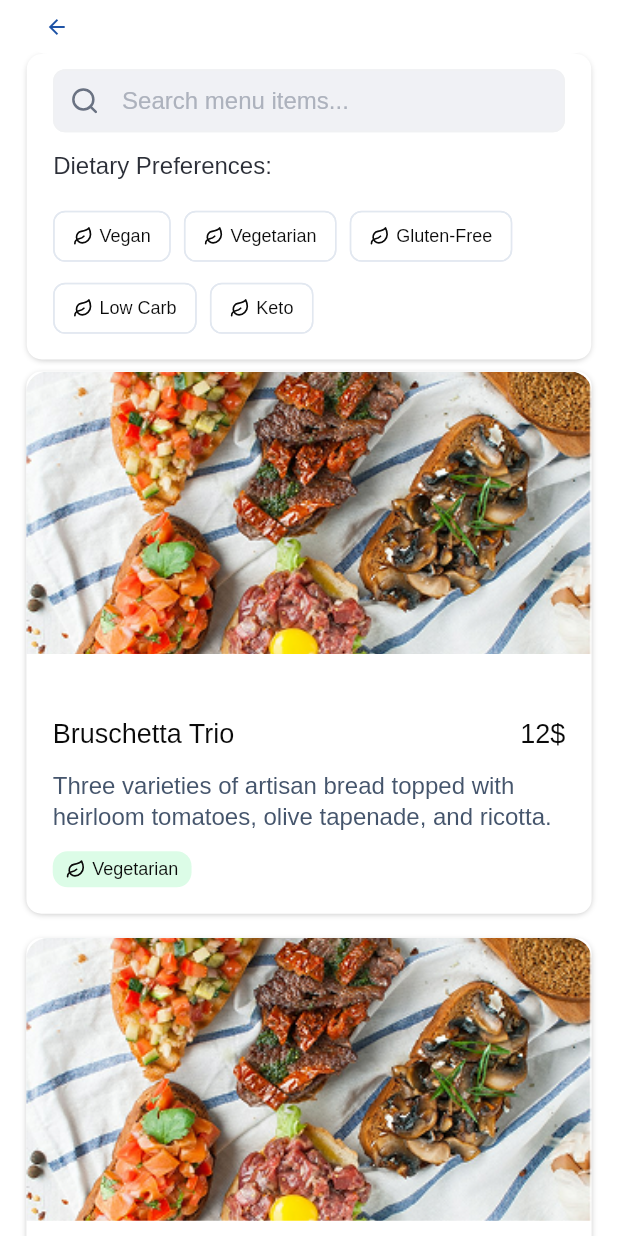
After one commit to llill-dev/lawaen-mobile-app, a Flutter app: the MuneScreen screen opened by its route, on a phone screen of 412 x 824 dp. The commit adds this screen. Run offline on Flutter 3.47's test engine with Material 3 defaults, Android fonts, the phone set to English and light mode, and no system bars; our stand-ins replace auto_route, auto_size_text, cached_network_image, connectivity_plus, dio, easy_localization and 16 more; accounts and stored records are empty; generated files the repository leaves out were written again; project files that could hold a hidden picture were left out.

Commit message:
worked on mune screen

```diff
--- a/lib/app/core/widgets/primary_back_button.dart
+++ b/lib/app/core/widgets/primary_back_button.dart
@@ -6,7 +6,8 @@ import '../../resources/color_manager.dart';
 class PrimaryBackButton extends StatelessWidget {
   final bool withShadow;
   final double? width;
-  const PrimaryBackButton({super.key, this.withShadow = false, this.width});
+  final bool iconOnlay;
+  const PrimaryBackButton({super.key, this.withShadow = false, this.width, this.iconOnlay = false});
 
   @override
   Widget build(BuildContext context) {
@@ -32,8 +33,10 @@ class PrimaryBackButton extends StatelessWidget {
         child: Row(
           children: [
             Icon(Icons.arrow_back, color: ColorManager.primary, size: 16),
-            SizedBox(width: 4),
-            Text('back', style: Theme.of(context).textTheme.headlineSmall?.copyWith(color: ColorManager.primary)),
+            if (!iconOnlay) ...[
+              SizedBox(width: 4),
+              Text('back', style: Theme.of(context).textTheme.headlineSmall?.copyWith(color: ColorManager.primary)),
+            ],
           ],
         ),
       ),
--- a/lib/app/resources/assets_manager.dart
+++ b/lib/app/resources/assets_manager.dart
@@ -12,6 +12,7 @@ class ImageManager {
   static const String cat = "${imagePath}cat.png";
   static const String catItem = "${imagePath}cat_item.png";
   static const String itmePhoto = "${imagePath}item_photo.png";
+  static const String mune = "${imagePath}mune_card.png";
 }
 
 class IconManager {
@@ -39,6 +40,7 @@ class IconManager {
   static const String clock = "${iconPath}clock.svg";
   static const String trach = "${iconPath}trach.svg";
   static const String filter = "${iconPath}filter.svg";
+  static const String mune = "${iconPath}mune.svg";
 }
 
 class JsonManager {
--- a/lib/app/resources/color_manager.dart
+++ b/lib/app/resources/color_manager.dart
@@ -10,6 +10,7 @@ abstract class ColorManager {
   static const lightGrey = Color(0xFFECEEF2);
   static const orange = Color(0xFFFB9400);
   static const green = Color(0xff7BBF33);
+  static const muneGreen = Color(0xffDCFCE7);
   static const red = Color(0xffE7000B);
   static const borderColor = Color(0xffE2E8F0);
   static const notificationBorderColor = Color(0xffBEDBFF);
--- a/lib/app/routes/router.dart
+++ b/lib/app/routes/router.dart
@@ -17,5 +17,6 @@ class AppRouter extends RootStackRouter {
     AutoRoute(page: CategoryRoute.page),
     AutoRoute(page: CategoryDetailsRoute.page),
     AutoRoute(page: CategoryItemDetialsRoute.page),
+    AutoRoute(page: MenuRoute.page),
   ];
 }
--- /dev/null
+++ b/lib/features/home/presentation/views/mune_screen.dart
@@ -0,0 +1,64 @@
+import 'package:auto_route/annotations.dart';
+import 'package:flutter/material.dart';
+import 'package:flutter_screenutil/flutter_screenutil.dart';
+import 'package:lawaen/app/core/widgets/primary_back_button.dart';
+import 'package:lawaen/app/extensions.dart';
+import 'package:lawaen/app/resources/assets_manager.dart';
+import '../../../../app/resources/color_manager.dart';
+import 'widgets/mune/mune_header.dart';
+import 'widgets/mune/mune_item.dart';
+import 'widgets/mune/opening_closing_time.dart';
+
+@RoutePage()
+class MuneScreen extends StatelessWidget {
+  const MuneScreen({super.key});
+
+  @override
+  Widget build(BuildContext context) {
+    final List<MuneItemModel> menuItems = [
+      MuneItemModel(
+        title: "Bruschetta Trio",
+        price: "12\$",
+        description: "Three varieties of artisan bread topped with heirloom tomatoes, olive tapenade, and ricotta.",
+        tag: "Vegetarian",
+        tagColor: ColorManager.muneGreen,
+        image: ImageManager.mune,
+      ),
+      MuneItemModel(
+        title: "Keto Chicken Bowl",
+        price: "18\$",
+        description: "Grilled chicken served with avocado, cauliflower rice, and olive oil dressing.",
+        tag: "Keto",
+        tagColor: ColorManager.muneGreen,
+        image: ImageManager.mune,
+      ),
+      MuneItemModel(
+        title: "Vegan Delight",
+        price: "15\$",
+        description: "A fresh mix of quinoa, chickpeas, and roasted veggies with tahini sauce.",
+        tag: "Vegan",
+        tagColor: ColorManager.muneGreen,
+        image: ImageManager.mune,
+      ),
+    ];
+
+    return Scaffold(
+      body: SafeArea(
+        child: CustomScrollView(
+          clipBehavior: Clip.none,
+          slivers: [
+            SliverToBoxAdapter(child: PrimaryBackButton(iconOnlay: true).horizontalPadding(padding: 16.w)),
+            const MenuHeader(),
+            SliverList(
+              delegate: SliverChildBuilderDelegate(
+                (context, index) => MuneItme(item: menuItems[index]),
+                childCount: menuItems.length,
+              ),
+            ),
+            const OpeningClosingTime(),
+          ],
+        ),
+      ),
+    );
+  }
+}
--- /dev/null
+++ b/lib/features/home/presentation/views/widgets/mune/mune_item.dart
@@ -0,0 +1,99 @@
+import 'package:flutter/material.dart';
+import 'package:flutter_screenutil/flutter_screenutil.dart';
+import 'package:flutter_svg/flutter_svg.dart';
+import 'package:lawaen/app/resources/assets_manager.dart';
+import 'package:lawaen/app/resources/color_manager.dart';
+
+class MuneItemModel {
+  final String title;
+  final String price;
+  final String description;
+  final String tag;
+  final Color tagColor;
+  final String image;
+
+  MuneItemModel({
+    required this.title,
+    required this.price,
+    required this.description,
+    required this.tag,
+    required this.tagColor,
+    required this.image,
+  });
+}
+
+class MuneItme extends StatelessWidget {
+  final MuneItemModel item;
+  const MuneItme({super.key, required this.item});
+
+  @override
+  Widget build(BuildContext context) {
+    return Container(
+      margin: EdgeInsets.symmetric(vertical: 8.h, horizontal: 16.w),
+      decoration: BoxDecoration(
+        color: ColorManager.white,
+        borderRadius: BorderRadius.circular(10),
+        boxShadow: [
+          BoxShadow(
+            color: ColorManager.black.withValues(alpha: .25),
+            spreadRadius: -1,
+            blurRadius: 3,
+            offset: const Offset(0, 1),
+          ),
+        ],
+      ),
+      child: Column(
+        crossAxisAlignment: CrossAxisAlignment.start,
+        children: [
+          ClipRRect(
+            borderRadius: const BorderRadius.vertical(top: Radius.circular(14)),
+            child: AspectRatio(
+              aspectRatio: 16 / 8,
+              child: Image.asset(item.image, fit: BoxFit.cover, width: double.infinity),
+            ),
+          ),
+          24.verticalSpace,
+
+          Padding(
+            padding: EdgeInsets.all(16.w),
+            child: Column(
+              crossAxisAlignment: CrossAxisAlignment.start,
+              children: [
+                Row(
+                  mainAxisAlignment: MainAxisAlignment.spaceBetween,
+                  children: [
+                    Text(item.title, style: Theme.of(context).textTheme.headlineLarge),
+                    Text(item.price, style: Theme.of(context).textTheme.headlineLarge),
+                  ],
+                ),
+                12.verticalSpace,
+                Text(
+                  item.description,
+                  style: Theme.of(context).textTheme.headlineMedium?.copyWith(color: ColorManager.darkGrey),
+                ),
+                12.verticalSpace,
+                Container(
+                  padding: EdgeInsets.symmetric(horizontal: 8.w, vertical: 4.h),
+                  decoration: BoxDecoration(color: item.tagColor, borderRadius: BorderRadius.circular(10)),
+                  child: Row(
+                    mainAxisSize: MainAxisSize.min,
+                    children: [
+                      SvgPicture.asset(IconManager.mune, width: 12.w, height: 12.w),
+                      4.horizontalSpace,
+                      Text(
+                        item.tag,
+                        style: Theme.of(
+                          context,
+                        ).textTheme.headlineSmall?.copyWith(color: ColorManager.black, fontSize: 12),
+                      ),
+                    ],
+                  ),
+                ),
+              ],
+            ),
+          ),
+        ],
+      ),
+    );
+  }
+}
```
Also changed, not shown: lib/features/home/presentation/views/widgets/category_item_details/info_section.dart (+9 -4 lines), lib/features/home/presentation/views/widgets/mune/mune_header.dart (added, +79 -0 lines), lib/features/home/presentation/views/widgets/mune/opening_closing_time.dart (added, +32 -0 lines), assets/icons/mune.svg (added), assets/images/mune_card.png (added), lib/app/routes/router.gr.dart.
